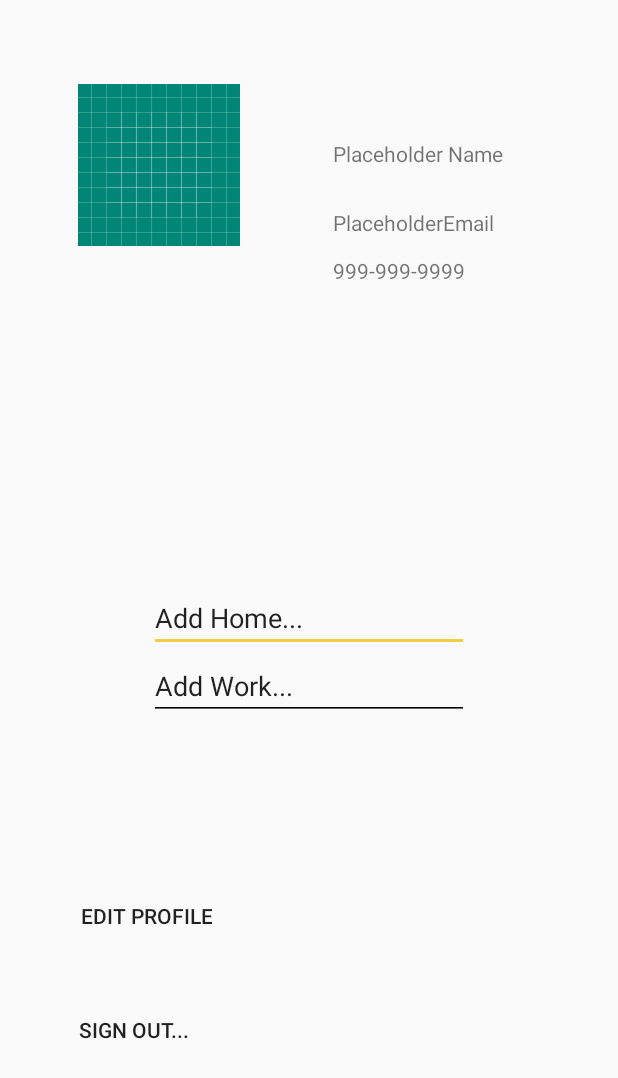
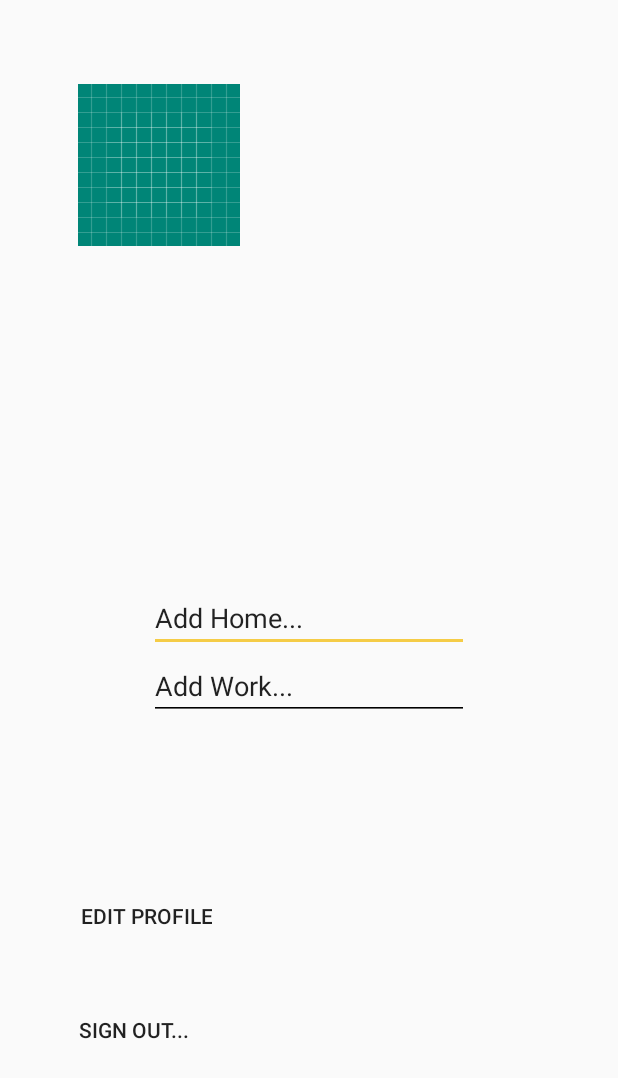
Before and after one commit to SparkDevF19/mobiledev-android, an Android app: the SettingsActivity screen opened directly, with no data from a screen before it, on a phone screen of 412 x 824 dp. Shown: the top 1078 px of the screen. Run offline under Robolectric (Android 15) with nearby library versions, the phone set to English and light mode, and no system bars; our stand-ins replace Firebase (no records; nobody signed in at launch, a user with empty details on screens opened directly), androidx.preference; 2 statements that could not run were skipped.

Commit message:
Comment temp to move to navigation header

```diff
--- a/app/src/main/java/com/sparkdev/uber/SettingsActivity.kt
+++ b/app/src/main/java/com/sparkdev/uber/SettingsActivity.kt
@@ -25,7 +25,7 @@ class SettingsActivity : AppCompatActivity() {
         supportActionBar?.setDisplayHomeAsUpEnabled(true)
         val userName: TextView = findViewById(R.id.userName)
         val userEmail: TextView = findViewById(R.id.userEmail)
-        val userNumber: TextView = findViewById(R.id.userPhoneNumber)
+//        val userNumber: TextView = findViewById(R.id.userPhoneNumber)
         val signOutButton: Button = findViewById(R.id.SignOutButton)
         val editProfileButton: Button = findViewById(R.id.EditProfButton)
         val homeAddress: EditText = findViewById(R.id.HomeAddress)
--- a/app/src/main/res/layout-v26/settings_activity.xml
+++ b/app/src/main/res/layout-v26/settings_activity.xml
@@ -24,35 +24,35 @@
             app:srcCompat="@drawable/ic_launcher_background"
             tools:srcCompat="@tools:sample/avatars" />
 
-        <TextView
-            android:id="@+id/userName"
-            android:layout_width="wrap_content"
-            android:layout_height="wrap_content"
-            android:layout_marginStart="222dp"
-            android:layout_marginTop="66dp"
-            android:text="@string/user_name"
-            app:layout_constraintBottom_toTopOf="@+id/userEmail"
-            app:layout_constraintStart_toStartOf="parent"
-            app:layout_constraintTop_toTopOf="parent" />
+<!--        <TextView-->
+<!--            android:id="@+id/userName"-->
+<!--            android:layout_width="wrap_content"-->
+<!--            android:layout_height="wrap_content"-->
+<!--            android:layout_marginStart="222dp"-->
+<!--            android:layout_marginTop="66dp"-->
+<!--            android:text="@string/user_name"-->
+<!--            app:layout_constraintBottom_toTopOf="@+id/userEmail"-->
+<!--            app:layout_constraintStart_toStartOf="parent"-->
+<!--            app:layout_constraintTop_toTopOf="parent" />-->
 
-        <TextView
-            android:id="@+id/userEmail"
-            android:layout_width="0dp"
-            android:layout_height="wrap_content"
-            android:text="@string/user_email"
-            app:layout_constraintBottom_toBottomOf="parent"
-            app:layout_constraintStart_toStartOf="@+id/userName"
-            app:layout_constraintTop_toTopOf="parent"
-            app:layout_constraintVertical_bias="0.172" />
+<!--        <TextView-->
+<!--            android:id="@+id/userEmail"-->
+<!--            android:layout_width="0dp"-->
+<!--            android:layout_height="wrap_content"-->
+<!--            android:text="@string/user_email"-->
+<!--            app:layout_constraintBottom_toBottomOf="parent"-->
+<!--            app:layout_constraintStart_toStartOf="@+id/userName"-->
+<!--            app:layout_constraintTop_toTopOf="parent"-->
+<!--            app:layout_constraintVertical_bias="0.172" />-->
 
-        <TextView
-            android:id="@+id/userPhoneNumber"
-            android:layout_width="wrap_content"
-            android:layout_height="21dp"
-            android:layout_marginTop="32dp"
-            android:text="@string/user_phone_number"
-            app:layout_constraintStart_toStartOf="@+id/userEmail"
-            app:layout_constraintTop_toTopOf="@+id/userEmail" />
+<!--        <TextView-->
+<!--            android:id="@+id/userPhoneNumber"-->
+<!--            android:layout_width="wrap_content"-->
+<!--            android:layout_height="21dp"-->
+<!--            android:layout_marginTop="32dp"-->
+<!--            android:text="@string/user_phone_number"-->
+<!--            app:layout_constraintStart_toStartOf="@+id/userEmail"-->
+<!--            app:layout_constraintTop_toTopOf="@+id/userEmail" />-->
 
         <EditText
             android:id="@+id/HomeAddress"
```
